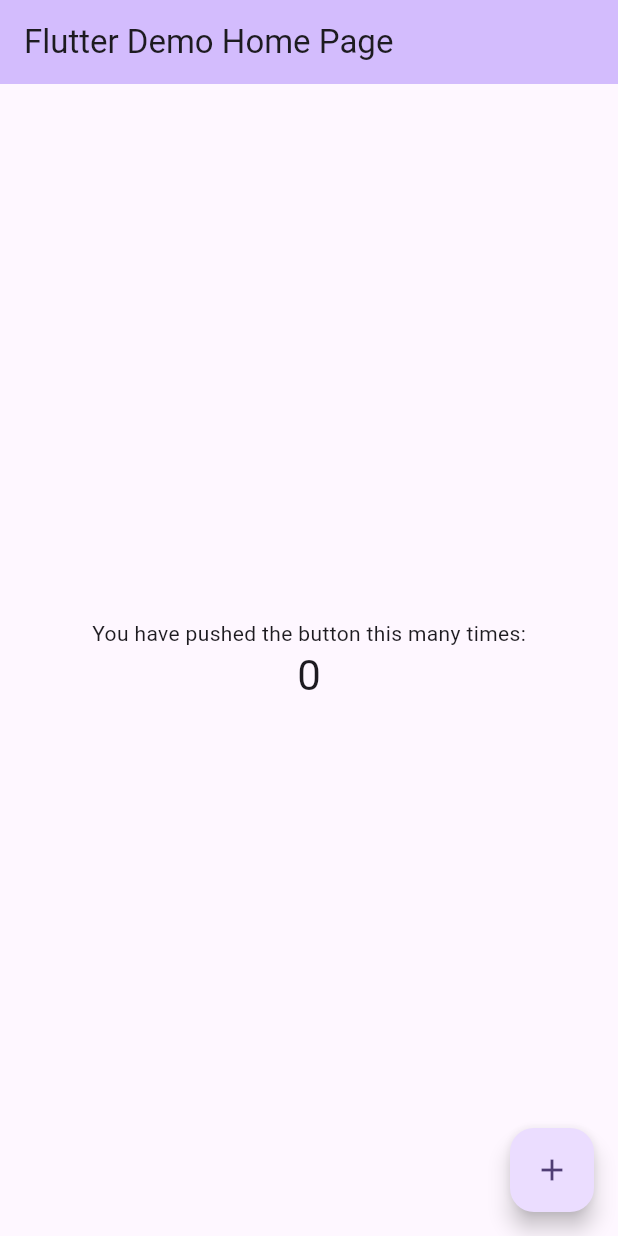
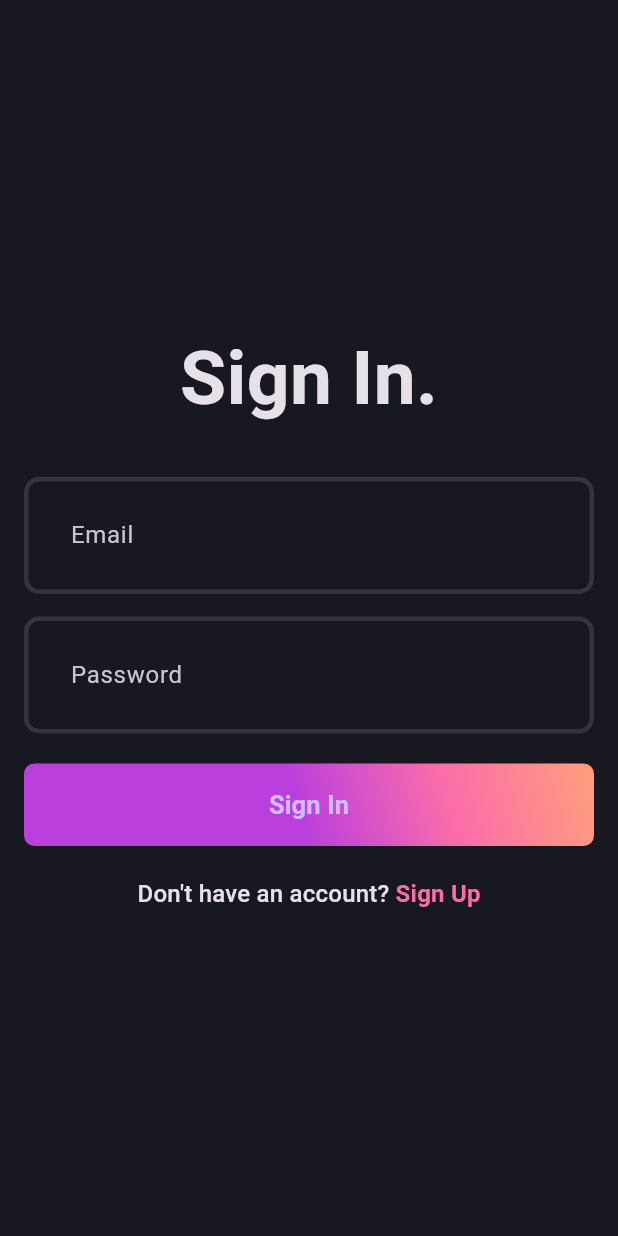
Before and after one commit to Liminfee2022/flutter_blog_app, a Flutter app: the screen it shows after launch, on a phone screen of 412 x 824 dp. Run offline on Flutter 3.47's test engine with Material 3 defaults, Android fonts, the phone set to English and light mode, and no system bars; our stand-ins replace flutter_bloc, fpdart, get_it, supabase_flutter; accounts and stored records are empty.

Commit message:
config bloc and sign up

```diff
--- /dev/null
+++ b/lib/core/error/exceptions.dart
@@ -0,0 +1,4 @@
+class ServerException implements Exception {
+  final String message;
+  const ServerException(this.message);
+}
--- /dev/null
+++ b/lib/core/error/failures.dart
@@ -0,0 +1,4 @@
+class Failure {
+  final String message;
+  Failure([this.message = 'An unexpected error occur']);
+}
--- /dev/null
+++ b/lib/core/secrets/app_secrets.dart
@@ -0,0 +1,4 @@
+class AppSecrets {
+  static const supabaseUrl = 'https://foibkuxevzbtxbrjyffi.supabase.co';
+  static const supabaseAnonKey = 'eyJhbGciOiJIUzI1NiIsInR5cCI6IkpXVCJ9.eyJpc3MiOiJzdXBhYmFzZSIsInJlZiI6ImZvaWJrdXhldnpidHhicmp5ZmZpIiwicm9sZSI6ImFub24iLCJpYXQiOjE3MjI0MTE1OTcsImV4cCI6MjAzNzk4NzU5N30.M3fjvax_xYGxBWb5SM8PRWEQIiK76Kvpv_L47kCKM3A';
+}
--- /dev/null
+++ b/lib/core/theme/app_pallete.dart
@@ -0,0 +1,13 @@
+import 'package:flutter/material.dart';
+
+class AppPallete {
+  static const Color backgroundColor = Color.fromRGBO(24, 24, 32, 1);
+  static const Color gradient1 = Color.fromRGBO(187, 63, 221, 1);
+  static const Color gradient2 = Color.fromRGBO(251, 109, 169, 1);
+  static const Color gradient3 = Color.fromRGBO(255, 159, 124, 1);
+  static const Color borderColor = Color.fromRGBO(52, 51, 67, 1);
+  static const Color whiteColor = Colors.white;
+  static const Color greyColor = Colors.grey;
+  static const Color errorColor = Colors.redAccent;
+  static const Color transparentColor = Colors.transparent;
+}
--- /dev/null
+++ b/lib/core/theme/theme.dart
@@ -0,0 +1,23 @@
+import 'package:blog_app/core/theme/app_pallete.dart';
+import 'package:flutter/material.dart';
+
+class AppTheme {
+  static _border([Color color = AppPallete.borderColor]) => OutlineInputBorder(
+    borderSide: BorderSide(
+        color: color,
+        width: 3
+    ),
+    borderRadius: BorderRadius.circular(10),
+  );
+  static final darkThemeMode = ThemeData.dark().copyWith(
+    scaffoldBackgroundColor: AppPallete.backgroundColor,
+    appBarTheme: const AppBarTheme(
+      backgroundColor: AppPallete.backgroundColor,
+    ),
+    inputDecorationTheme: InputDecorationTheme(
+      contentPadding: const EdgeInsets.all(27),
+      enabledBorder: _border(),
+      focusedBorder: _border(AppPallete.gradient1),
+    ),
+  );
+}
--- /dev/null
+++ b/lib/core/usecase/usecase.dart
@@ -0,0 +1,6 @@
+import 'package:blog_app/core/error/failures.dart';
+import 'package:fpdart/fpdart.dart';
+
+abstract interface class UseCase<SuccessType, Params> {
+  Future<Either<Failure, SuccessType>> call(Params params);
+}
--- /dev/null
+++ b/lib/features/auth/data/datasources/auth_remote_data_source.dart
@@ -0,0 +1,45 @@
+import 'package:blog_app/core/error/exceptions.dart';
+import 'package:supabase_flutter/supabase_flutter.dart';
+
+abstract interface class AuthRemoteDataSource {
+  Future<String> signUpWithEmailPassword({
+    required String name,
+    required String email,
+    required String password,
+  });
+  Future<String> loginWithEmailPassword({
+    required String email,
+    required String password,
+  });
+}
+
+class AuthRemoteDataSourceImpl implements AuthRemoteDataSource {
+  final SupabaseClient supabaseClient;
+  AuthRemoteDataSourceImpl(this.supabaseClient);
+
+  @override
+  Future<String> loginWithEmailPassword(
+      {required String email, required String password}) {
+    // TODO: implement loginWithEmailPassword
+    throw UnimplementedError();
+  }
+
+  @override
+  Future<String> signUpWithEmailPassword(
+      {required String name,
+      required String email,
+      required String password}) async {
+    try {
+      final response = await supabaseClient.auth
+          .signUp(password: password, email: email, data: {
+        'name': name,
+      });
+      if (response.user == null) {
+        throw const ServerException('User is null!');
+      }
+      return response.user!.id;
+    } catch (e) {
+      throw ServerException(e.toString());
+    }
+  }
+}
--- /dev/null
+++ b/lib/features/auth/domain/repository/auth_repository.dart
@@ -0,0 +1,14 @@
+import 'package:blog_app/core/error/failures.dart';
+import 'package:fpdart/fpdart.dart';
+
+abstract interface class AuthRepository {
+  Future<Either<Failure, String>> signUpWithEmailPassword({
+    required String name,
+    required String email,
+    required String password,
+  });
+  Future<Either<Failure, String>> loginWithEmailPassword({
+    required String email,
+    required String password,
+  });
+}
--- /dev/null
+++ b/lib/features/auth/domain/usecases/user_sign_up.dart
@@ -0,0 +1,25 @@
+import 'package:blog_app/core/error/failures.dart';
+import 'package:blog_app/core/usecase/usecase.dart';
+import 'package:blog_app/features/auth/domain/repository/auth_repository.dart';
+import 'package:fpdart/fpdart.dart';
+
+class UserSignUp implements UseCase<String, UserSignUpParams> {
+  final AuthRepository authRepository;
+  const UserSignUp(this.authRepository);
+  @override
+  Future<Either<Failure, String>> call(UserSignUpParams params) async {
+    return authRepository.signUpWithEmailPassword(
+        name: params.name, email: params.email, password: params.password);
+  }
+}
+
+class UserSignUpParams {
+  final String email;
+  final String password;
+  final String name;
+  UserSignUpParams({
+    required this.email,
+    required this.name,
+    required this.password,
+  });
+}
--- /dev/null
+++ b/lib/features/auth/presentation/bloc/auth_event.dart
@@ -0,0 +1,16 @@
+part of 'auth_bloc.dart';
+
+@immutable
+sealed class AuthEvent {}
+
+final class AuthSignUp extends AuthEvent {
+  final String email;
+  final String password;
+  final String name;
+
+  AuthSignUp({
+    required this.email,
+    required this.password,
+    required this.name,
+  });
+}
--- /dev/null
+++ b/lib/features/auth/presentation/pages/signin_page.dart
@@ -0,0 +1,98 @@
+import 'package:blog_app/core/theme/app_pallete.dart';
+import 'package:blog_app/core/theme/theme.dart';
+import 'package:blog_app/features/auth/presentation/pages/signup_page.dart';
+import 'package:blog_app/features/auth/presentation/widgets/auth_filed.dart';
+import 'package:blog_app/features/auth/presentation/widgets/auth_gradient_button.dart';
+import 'package:flutter/material.dart';
+
+class SignInPage extends StatefulWidget {
+  const SignInPage({super.key});
+  static route() => MaterialPageRoute(builder: (context) => const SignInPage());
+
+  @override
+  State<SignInPage> createState() => _SignInPageState();
+}
+
+class _SignInPageState extends State<SignInPage> {
+  final emailController = TextEditingController();
+  final passwordController = TextEditingController();
+  final formKey = GlobalKey<FormState>();
+
+  @override
+  void dispose() {
+    emailController.dispose();
+    passwordController.dispose();
+    super.dispose();
+  }
+
+  @override
+  Widget build(BuildContext context) {
+    return GestureDetector(
+      onTap: () {
+        FocusManager.instance.primaryFocus?.unfocus();
+      },
+      child: Scaffold(
+        body: Padding(
+          padding: const EdgeInsets.symmetric(horizontal: 16.0),
+          child: Form(
+            key: formKey,
+            child: Column(
+              mainAxisAlignment: MainAxisAlignment.center,
+              children: [
+                const Text('Sign In.',
+                    style:
+                        TextStyle(fontSize: 50, fontWeight: FontWeight.bold)),
+                const SizedBox(
+                  height: 30,
+                ),
+                AuthFiled(
+                  controller: emailController,
+                  hintText: 'Email',
+                ),
+                const SizedBox(
+                  height: 15,
+                ),
+                AuthFiled(
+                  controller: passwordController,
+                  hintText: 'Password',
+                  isObsecureText: true,
+                ),
+                const SizedBox(
+                  height: 20,
+                ),
+                AuthGradientButton(
+                  title: 'Sign In',
+                  onPress: () {},
+                ),
+                const SizedBox(
+                  height: 20,
+                ),
+                GestureDetector(
+                  onTap: () {
+                    Navigator.push(context, SignUpPage.route());
+                  },
+                  child: RichText(
+                    text: TextSpan(
+                      text: "Don't have an account?",
+                      style: Theme.of(context).textTheme.titleMedium,
+                      children: [
+                        TextSpan(
+                          text: ' Sign Up',
+                          style:
+                              Theme.of(context).textTheme.titleMedium?.copyWith(
+                                    color: AppPallete.gradient2,
+                                    fontWeight: FontWeight.bold,
+                                  ),
+                        ),
+                      ],
+                    ),
+                  ),
+                ),
+              ],
+            ),
+          ),
+        ),
+      ),
+    );
+  }
+}
--- /dev/null
+++ b/lib/features/auth/presentation/widgets/auth_filed.dart
@@ -0,0 +1,29 @@
+import 'package:flutter/material.dart';
+
+class AuthFiled extends StatelessWidget {
+  final String hintText;
+  final TextEditingController controller;
+  final bool isObsecureText;
+  const AuthFiled(
+      {super.key,
+      required this.hintText,
+      required this.controller,
+      this.isObsecureText = false});
+
+  @override
+  Widget build(BuildContext context) {
+    return TextFormField(
+      controller: controller,
+      decoration: InputDecoration(
+        hintText: hintText,
+      ),
+      validator: (value) {
+        if (value!.isEmpty) {
+          return '$hintText is missing';
+        }
+        return null;
+      },
+      obscureText: isObsecureText,
+    );
+  }
+}
--- /dev/null
+++ b/lib/features/auth/presentation/widgets/auth_gradient_button.dart
@@ -0,0 +1,41 @@
+import 'package:blog_app/core/theme/app_pallete.dart';
+import 'package:flutter/material.dart';
+
+class AuthGradientButton extends StatelessWidget {
+  final String title;
+  final VoidCallback onPress;
+  const AuthGradientButton({super.key, required this.title, required this.onPress});
+
+  @override
+  Widget build(BuildContext context) {
+    return Container(
+      decoration: BoxDecoration(
+        gradient: const LinearGradient(
+          colors: [
+            AppPallete.gradient1,
+            AppPallete.gradient2,
+            AppPallete.gradient3,
+          ],
+          begin: Alignment.bottomCenter,
+          end: Alignment.topRight,
+        ),
+        borderRadius: BorderRadius.circular(7.0),
+      ),
+      child: ElevatedButton(
+        onPressed: onPress,
+        style: ElevatedButton.styleFrom(
+          fixedSize: const Size(395, 55),
+          backgroundColor: AppPallete.transparentColor,
+          shadowColor: AppPallete.transparentColor,
+          shape: RoundedRectangleBorder(
+            borderRadius: BorderRadius.circular(0),
+          ),
+        ),
+        child: Text(title, style: const TextStyle(
+          fontSize: 17,
+          fontWeight: FontWeight.w600,
+        ),),
+      ),
+    );
+  }
+}
--- a/lib/main.dart
+++ b/lib/main.dart
@@ -1,125 +1,30 @@
+import 'package:blog_app/core/theme/theme.dart';
+import 'package:blog_app/features/auth/presentation/bloc/auth_bloc.dart';
+import 'package:blog_app/features/auth/presentation/pages/signin_page.dart';
+import 'package:blog_app/init_dependencies.dart';
 import 'package:flutter/material.dart';
+import 'package:flutter_bloc/flutter_bloc.dart';
 
-void main() {
-  runApp(const MyApp());
+void main() async {
+  WidgetsFlutterBinding.ensureInitialized();
+  await initDependencies();
+  runApp(MultiBlocProvider(providers: [
+    BlocProvider(
+      create: (_) => serviceLocator<AuthBloc>(),
+    ),
+  ], child: const MyApp()));
 }
 
 class MyApp extends StatelessWidget {
   const MyApp({super.key});
 
-  // This widget is the root of your application.
   @override
   Widget build(BuildContext context) {
     return MaterialApp(
+      debugShowCheckedModeBanner: false,
       title: 'Flutter Demo',
-      theme: ThemeData(
-        // This is the theme of your application.
-        //
-        // TRY THIS: Try running your application with "flutter run". You'll see
-        // the application has a purple toolbar. Then, without quitting the app,
-        // try changing the seedColor in the colorScheme below to Colors.green
-        // and then invoke "hot reload" (save your changes or press the "hot
-        // reload" button in a Flutter-supported IDE, or press "r" if you used
-        // the command line to start the app).
-        //
-        // Notice that the counter didn't reset back to zero; the application
-        // state is not lost during the reload. To reset the state, use hot
-        // restart instead.
-        //
-        // This works for code too, not just values: Most code changes can be
-        // tested with just a hot reload.
-        colorScheme: ColorScheme.fromSeed(seedColor: Colors.deepPurple),
-        useMaterial3: true,
-      ),
-      home: const MyHomePage(title: 'Flutter Demo Home Page'),
+      theme: AppTheme.darkThemeMode,
+      home: const SignInPage(),
     );
   }
 }
-
-class MyHomePage extends StatefulWidget {
-  const MyHomePage({super.key, required this.title});
-
-  // This widget is the home page of your application. It is stateful, meaning
-  // that it has a State object (defined below) that contains fields that affect
-  // how it looks.
-
-  // This class is the configuration for the state. It holds the values (in this
-  // case the title) provided by the parent (in this case the App widget) and
-  // used by the build method of the State. Fields in a Widget subclass are
-  // always marked "final".
-
-  final String title;
-
-  @override
-  State<MyHomePage> createState() => _MyHomePageState();
-}
-
-class _MyHomePageState extends State<MyHomePage> {
-  int _counter = 0;
-
-  void _incrementCounter() {
-    setState(() {
-      // This call to setState tells the Flutter framework that something has
-      // changed in this State, which causes it to rerun the build method below
-      // so that the display can reflect the updated values. If we changed
-      // _counter without calling setState(), then the build method would not be
-      // called again, and so nothing would appear to happen.
-      _counter++;
-    });
-  }
-
-  @override
-  Widget build(BuildContext context) {
-    // This method is rerun every time setState is called, for instance as done
-    // by the _incrementCounter method above.
-    //
-    // The Flutter framework has been optimized to make rerunning build methods
-    // fast, so that you can just rebuild anything that needs updating rather
-    // than having to individually change instances of widgets.
-    return Scaffold(
-      appBar: AppBar(
-        // TRY THIS: Try changing the color here to a specific color (to
-        // Colors.amber, perhaps?) and trigger a hot reload to see the AppBar
-        // change color while the other colors stay the same.
-        backgroundColor: Theme.of(context).colorScheme.inversePrimary,
-        // Here we take the value from the MyHomePage object that was created by
-        // the App.build method, and use it to set our appbar title.
-        title: Text(widget.title),
-      ),
-      body: Center(
-        // Center is a layout widget. It takes a single child and positions it
-        // in the middle of the parent.
-        child: Column(
-          // Column is also a layout widget. It takes a list of children and
-          // arranges them vertically. By default, it sizes itself to fit its
-          // children horizontally, and tries to be as tall as its parent.
-          //
-          // Column has various properties to control how it sizes itself and
-          // how it positions its children. Here we use mainAxisAlignment to
-          // center the children vertically; the main axis here is the vertical
-          // axis because Columns are vertical (the cross axis would be
-          // horizontal).
-          //
-          // TRY THIS: Invoke "debug painting" (choose the "Toggle Debug Paint"
-          // action in the IDE, or press "p" in the console), to see the
-          // wireframe for each widget.
-          mainAxisAlignment: MainAxisAlignment.center,
-          children: <Widget>[
-            const Text(
-              'You have pushed the button this many times:',
-            ),
-            Text(
-              '$_counter',
-              style: Theme.of(context).textTheme.headlineMedium,
-            ),
-          ],
-        ),
-      ),
-      floatingActionButton: FloatingActionButton(
-        onPressed: _incrementCounter,
-        tooltip: 'Increment',
-        child: const Icon(Icons.add),
-      ), // This trailing comma makes auto-formatting nicer for build methods.
-    );
-  }
-}
--- a/pubspec.yaml
+++ b/pubspec.yaml
@@ -35,6 +35,9 @@ dependencies:
   # The following adds the Cupertino Icons font to your application.
   # Use with the CupertinoIcons class for iOS style icons.
   cupertino_icons: ^1.0.6
+  fpdart: ^1.1.0
+  supabase_flutter: ^2.5.11
+  flutter_bloc: ^8.1.6
 
 dev_dependencies:
   flutter_test:
```
Also changed, not shown: lib/features/auth/data/repositories/auth_repository_impl.dart (added, +31 -0 lines), lib/features/auth/presentation/bloc/auth_bloc.dart (added, +24 -0 lines), lib/features/auth/presentation/bloc/auth_state.dart (added, +20 -0 lines), lib/features/auth/presentation/pages/signup_page.dart (added, +124 -0 lines), lib/init_dependencies.dart (added, +31 -0 lines), pubspec.lock.
